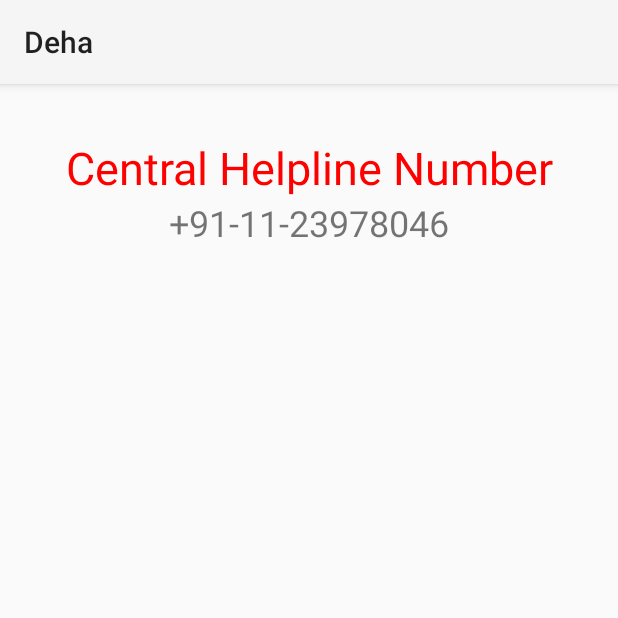
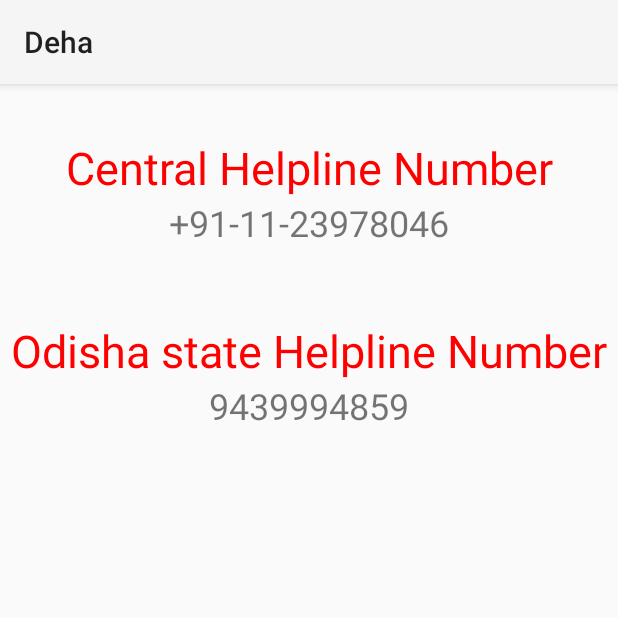
Before and after one commit to covidtracker192/Odisha, an Android app: the emergency_contact screen opened directly, with no data from a screen before it, on a phone screen of 412 x 824 dp, the top half of it. Run offline under Robolectric (Android 15) with nearby library versions, the phone set to English and light mode, and no system bars.

Commit message:
Emergency contact updated. Logo to be changed and app to be released.

```diff
--- a/app/src/main/java/com/covid19/odisha/emergency_contact.java
+++ b/app/src/main/java/com/covid19/odisha/emergency_contact.java
@@ -25,6 +25,16 @@ public class emergency_contact extends AppCompatActivity {
                 startActivity(intent);
             }
         });
+        TextView ohn;
+        ohn=findViewById(R.id.textView44);
+        ohn.setOnClickListener(new View.OnClickListener() {
+            @Override
+            public void onClick(View v) {
+                Intent intent = new Intent(Intent.ACTION_DIAL);
+                intent.setData(Uri.parse("tel: 9439994859"));
+                startActivity(intent);
+            }
+        });
     }
 
     public void onBackPressed(){
--- a/app/src/main/res/layout/activity_emergency_contact.xml
+++ b/app/src/main/res/layout/activity_emergency_contact.xml
@@ -3,13 +3,15 @@
     android:layout_width="match_parent"
     android:id="@+id/layout"
     android:layout_height="match_parent">
+
     <ScrollView
         android:layout_width="match_parent"
         android:layout_height="match_parent">
+
         <LinearLayout
             android:layout_width="match_parent"
-            android:orientation="vertical"
-            android:layout_height="match_parent">
+            android:layout_height="match_parent"
+            android:orientation="vertical">
 
             <TextView
                 android:id="@+id/textView35"
@@ -28,6 +30,23 @@
                 android:textAlignment="center"
                 android:textSize="24sp" />
 
+            <TextView
+                android:id="@+id/textView38"
+                android:layout_width="match_parent"
+                android:layout_height="wrap_content"
+                android:text="\nOdisha state Helpline Number"
+                android:textAlignment="center"
+                android:textColor="#FF0000"
+                android:textSize="30sp" />
+
+            <TextView
+                android:id="@+id/textView44"
+                android:layout_width="match_parent"
+                android:layout_height="46dp"
+                android:text="9439994859"
+                android:textAlignment="center"
+                android:textSize="24sp" />
+
         </LinearLayout>
     </ScrollView>
 </LinearLayout>
```
